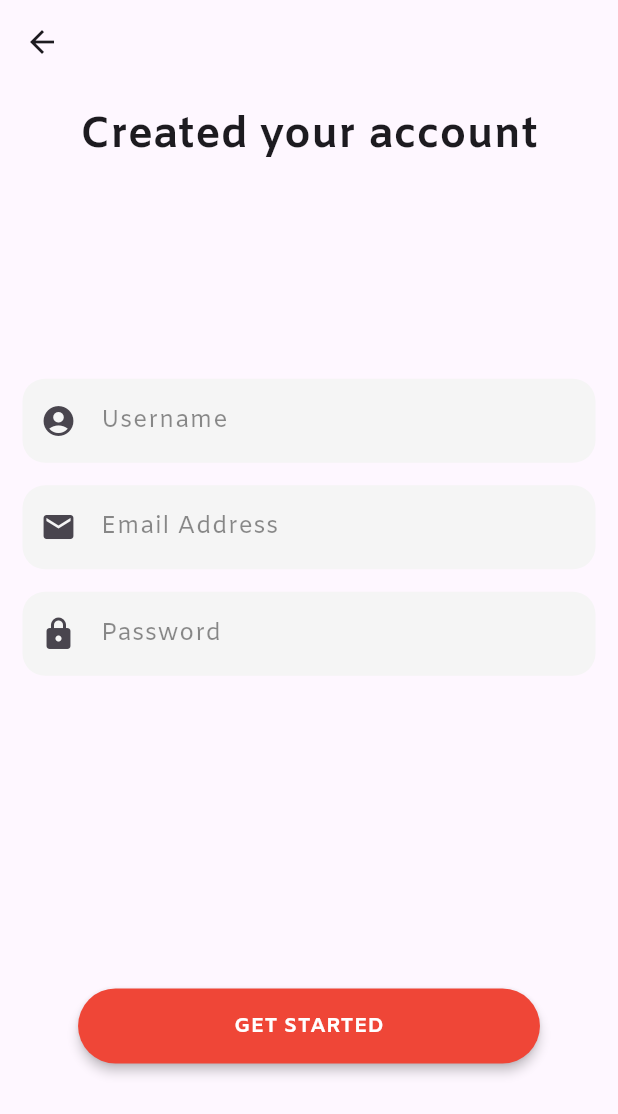
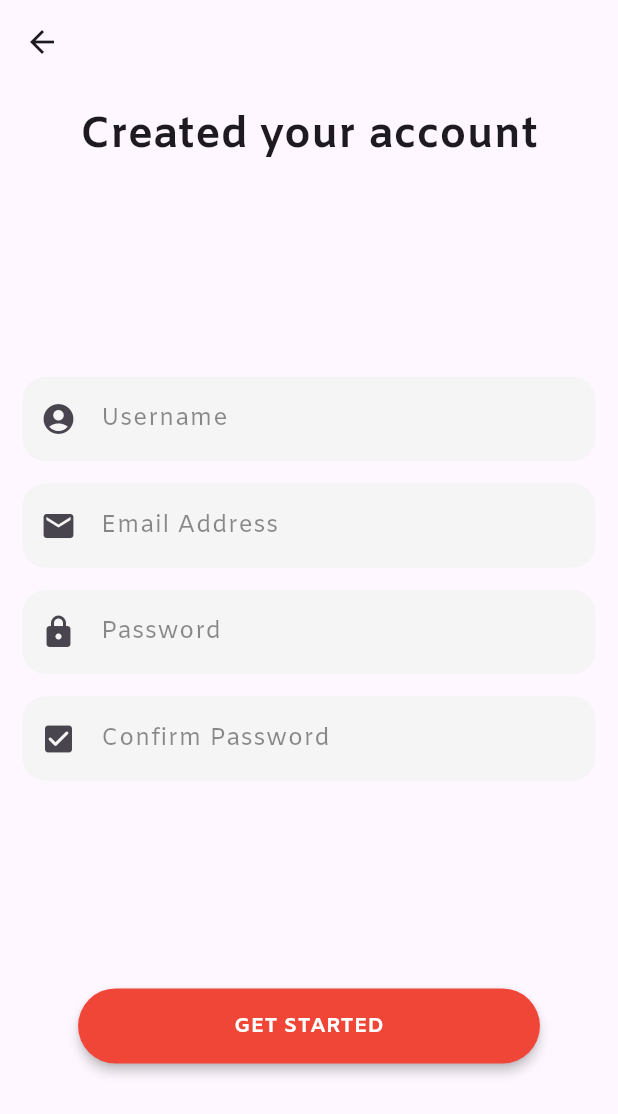
Before and after one commit to CPR-car-parking-reservation/mobile-app, a Flutter app: the Signup screen opened directly, on a phone screen of 412 x 824 dp. Shown: the top 1114 px of the screen. Run offline on Flutter 3.47's test engine with Material 3 defaults, Android fonts, the phone set to English and light mode, and no system bars; our stand-ins replace bloc, flutter_bloc, flutter_dotenv, image_picker, qr_flutter.

Commit message:
commit: signup page

```diff
--- /dev/null
+++ b/lib/Bloc/user/register/register_bloc.dart
@@ -0,0 +1,65 @@
+import 'dart:convert';
+import 'dart:developer';
+
+import 'package:bloc/bloc.dart';
+import 'package:flutter/material.dart';
+import 'package:flutter_dotenv/flutter_dotenv.dart';
+import 'package:http/http.dart' as http;
+
+part 'register_event.dart';
+part 'register_state.dart';
+
+class RegisterBloc extends Bloc<RegisterEvent, RegisterState> {
+  RegisterBloc() : super(RegisterInitial()) {
+    on<OnCreateRegister>((event, emit) async {
+      log("Create Register Called");
+      try {
+        final res = await createUser(
+            event.email, event.password, event.confirm_password, event.name);
+
+        if (res.statusCode != 200) {
+          final responseBody = await res.stream.bytesToString();
+          final decodedResponse = jsonDecode(responseBody);
+          throw decodedResponse['message'];
+        }
+
+        emit(RegisterCreated(
+          email: event.email,
+          password: event.password,
+          confirm_password: event.confirm_password,
+          name: event.name,
+        ));
+
+        emit(RegisterSuccess("User Created"));
+
+        log("User Created: ${event.name}, ${event.email}");
+      } catch (e) {
+        emit(RegisterError(message: e.toString()));
+      }
+    });
+  }
+  String baseUrl = dotenv.env['BASE_URL'].toString();
+
+  Future<http.StreamedResponse> createUser(String email,
+      String password, String confirm_password, String name) async {
+    final url = Uri.parse('$baseUrl/register');
+
+    log("Sending request to: $url");
+    log("Data: name=$name, email=$email, password=$password");
+
+    var request = http.MultipartRequest('POST', url)
+      ..fields['email'] = email
+      ..fields['password'] = password
+      ..fields['confirm_password'] = confirm_password
+      ..fields['name'] = name;
+
+    request.headers.addAll({
+      "Accept": "application/json",
+      'Content-Type': 'application/json',
+    });
+
+    var response = await request.send();
+    log("Response status: ${response.statusCode}");
+    return response;
+  }
+}
--- /dev/null
+++ b/lib/Bloc/user/register/register_event.dart
@@ -0,0 +1,13 @@
+part of 'register_bloc.dart';
+
+@immutable
+sealed class RegisterEvent {}
+
+class OnCreateRegister extends RegisterEvent {
+  final String email;
+  final String password;
+  final String confirm_password;
+  final String name;
+
+  OnCreateRegister(this.name, this.email, this.password, this.confirm_password);
+}
--- /dev/null
+++ b/lib/Bloc/user/register/register_state.dart
@@ -0,0 +1,34 @@
+part of 'register_bloc.dart';
+
+@immutable
+sealed class RegisterState {}
+
+final class RegisterInitial extends RegisterState {}
+
+final class RegisterLoading extends RegisterState {}
+
+class RegisterCreated extends RegisterState {
+  final String name;
+  final String email;
+  final String password;
+  final String confirm_password;
+
+  RegisterCreated({
+    required this.name,
+    required this.email,
+    required this.password,
+    required this.confirm_password,
+  });
+}
+
+final class RegisterError extends RegisterState {
+  final String message;
+
+  RegisterError({required this.message});
+}
+
+final class RegisterSuccess extends RegisterState {
+  final String message;
+
+  RegisterSuccess(this.message);
+}
--- a/lib/Login/signup.dart
+++ b/lib/Login/signup.dart
@@ -1,5 +1,10 @@
+import 'dart:developer';
+
+import 'package:car_parking_reservation/Bloc/user/register/register_bloc.dart';
 import 'package:car_parking_reservation/Widget/home.dart';
 import 'package:flutter/material.dart';
+import 'package:flutter_bloc/flutter_bloc.dart';
+import 'package:http/http.dart';
 
 class Signup extends StatefulWidget {
   const Signup({super.key});
@@ -9,9 +14,10 @@ class Signup extends StatefulWidget {
 }
 
 class _SignupState extends State<Signup> {
-  // final newuserController = TextEditingController();
-  // final newemailController = TextEditingController();
-  // final newpassController = TextEditingController();
+  final newuserController = TextEditingController();
+  final newemailController = TextEditingController();
+  final newpassController = TextEditingController();
+  final newconfirmpassController = TextEditingController();
 
   @override
   Widget build(BuildContext context) {
@@ -41,13 +47,15 @@ class _SignupState extends State<Signup> {
                   ],
                 ),
               ),
+              SizedBox( height: 30),
               SizedBox(
-                height: 200,
+                height: 270,
                 child: Column(
                   mainAxisAlignment: MainAxisAlignment.start,
                   children: [
+                    //newuser
                     TextField(
-                      // controller: newuserController,
+                      controller: newuserController,
                       decoration: InputDecoration(
                         filled: true,
                         fillColor: Colors.grey[100],
@@ -66,7 +74,7 @@ class _SignupState extends State<Signup> {
                       height: 15,
                     ),
                     TextField(
-                      // controller: newemailController,
+                      controller: newemailController,
                       decoration: InputDecoration(
                         filled: true,
                         fillColor: Colors.grey[100],
@@ -85,7 +93,7 @@ class _SignupState extends State<Signup> {
                       height: 15,
                     ),
                     TextField(
-                      // controller: newpassController,
+                      controller: newpassController,
                       obscureText: true,
                       decoration: InputDecoration(
                         filled: true,
@@ -96,6 +104,26 @@ class _SignupState extends State<Signup> {
                               fontFamily: "Amiko", color: Colors.black45),
                         ),
                         prefixIcon: Icon(Icons.lock_rounded),
+                        border: OutlineInputBorder(
+                            borderRadius: BorderRadius.circular(15),
+                            borderSide: BorderSide.none),
+                      ),
+                    ),
+                    SizedBox(
+                      height: 15,
+                    ),
+                    TextField(
+                      controller: newconfirmpassController,
+                      obscureText: true,
+                      decoration: InputDecoration(
+                        filled: true,
+                        fillColor: Colors.grey[100],
+                        label: Text(
+                          "Confirm Password",
+                          style: TextStyle(
+                              fontFamily: "Amiko", color: Colors.black45),
+                        ),
+                        prefixIcon: Icon(Icons.check_box_rounded),
                         border: OutlineInputBorder(
                             borderRadius: BorderRadius.circular(15),
                             borderSide: BorderSide.none),
@@ -113,38 +141,24 @@ class _SignupState extends State<Signup> {
                       style: ElevatedButton.styleFrom(
                           backgroundColor: const Color(0xFFEF4637),
                           elevation: 3),
-                      onPressed: () {
-                        //if (newuserController.text.isEmpty ||
-                        //    newpassController.text.isEmpty || newemailController.text.isEmpty) {
-                        //  ScaffoldMessenger.of(context).showSnackBar(
-                        //    SnackBar(
-                        //      content: Text(
-                        //        "Fail",
-                        //        style: TextStyle(
-                        //            color: Colors.white,
-                        //            fontWeight: FontWeight.bold),
-                        //      ),
-                        //      backgroundColor:
-                        //          const Color(0xFFEF4637),
-                        //    ),
-                        //  );
-                        //} else {
-                        //  ScaffoldMessenger.of(context).showSnackBar(
-                        //    SnackBar(
-                        //      content: Text(
-                        //        "Success",
-                        //        style: TextStyle(
-                        //            color: Colors.black,
-                        //            fontWeight: FontWeight.bold),
-                        //      ),
-                        //      backgroundColor: const Color(0xFF29CE79),
-                        //    ),
-                        //  );
-                        Navigator.push(
-                          context,
-                          MaterialPageRoute(builder: (context) => Home()),
-                        );
-                        //}
+                      onPressed: () async {
+                        context.read<RegisterBloc>().add(
+                            OnCreateRegister(
+                                newuserController.text,
+                                newemailController.text,
+                                newpassController.text,
+                                newconfirmpassController.text));
+                            log('newuserController.text: ${newuserController.text}');
+                            log('newemailController.text: ${newemailController.text}');
+                            log('newpassController.text: ${newpassController.text}');
+                            log('newconfirmpassController.text: ${newconfirmpassController.text}');
+
+                        // Navigator.push(
+                        //   context,
+                        //   MaterialPageRoute(
+                        //     builder: (context) => Home(),
+                        //   ),
+                        // );
                       },
                       child: Padding(
                         padding: const EdgeInsets.symmetric(
```
Also changed, not shown: lib/main.dart (+6 -1 lines), lib/page/parking_slot.dart (deleted, +0 -13 lines).
